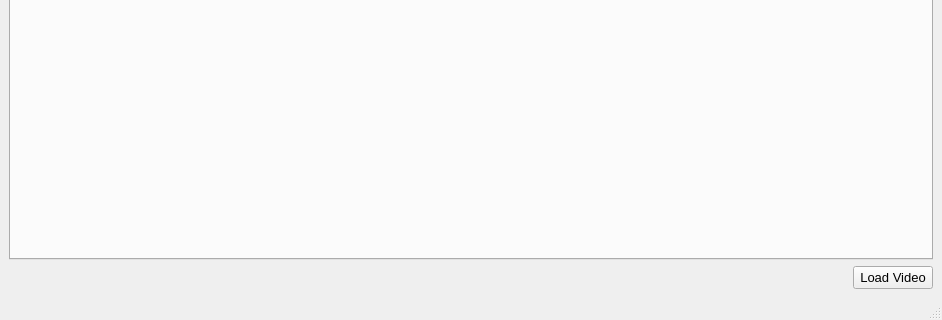
This is resources/designer_ui/crystalgrowthtrackermain.ui in jonathanHuwP/CrystalGrowthTracker as Qt 5 draws it before an edit; both pictures show x 0 to 942 and y 264 to 584 of the 942 by 584 pixel window. The edited form follows.
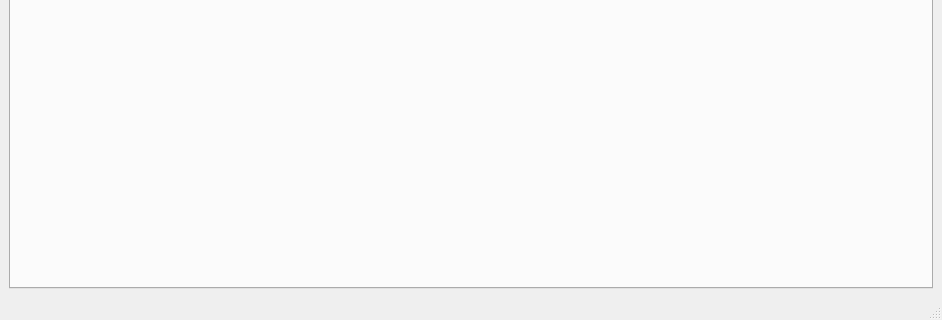
This is the edited form.

Commit message: Load video on load/create project.

```diff
--- a/resources/designer_ui/crystalgrowthtrackermain.ui
+++ b/resources/designer_ui/crystalgrowthtrackermain.ui
@@ -33,30 +33,6 @@
       </property>
      </widget>
     </item>
-    <item>
-     <layout class="QHBoxLayout" name="horizontalLayout">
-      <item>
-       <spacer name="horizontalSpacer">
-        <property name="orientation">
-         <enum>Qt::Horizontal</enum>
-        </property>
-        <property name="sizeHint" stdset="0">
-         <size>
-          <width>40</width>
-          <height>20</height>
-         </size>
-        </property>
-       </spacer>
-      </item>
-      <item>
-       <widget class="QPushButton" name="_loadVideoButton">
-        <property name="text">
-         <string>Load Video</string>
-        </property>
-       </widget>
-      </item>
-     </layout>
-    </item>
    </layout>
   </widget>
   <widget class="QMenuBar" name="menubar">
```
Left out of the diff: 16 changed lines with no effect on the pictures. The commit also changes 1 other file.
